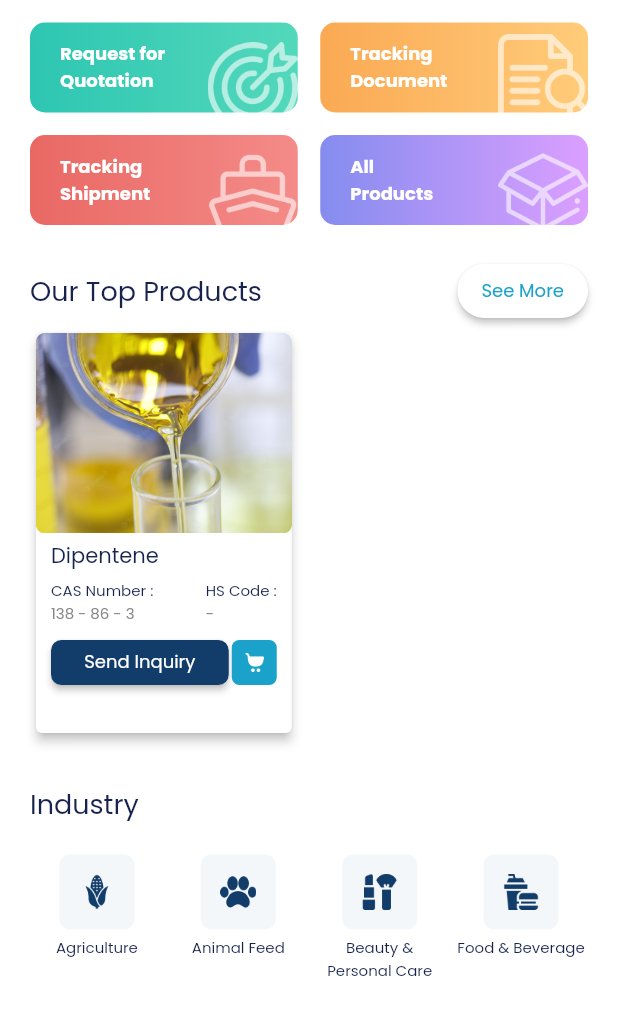
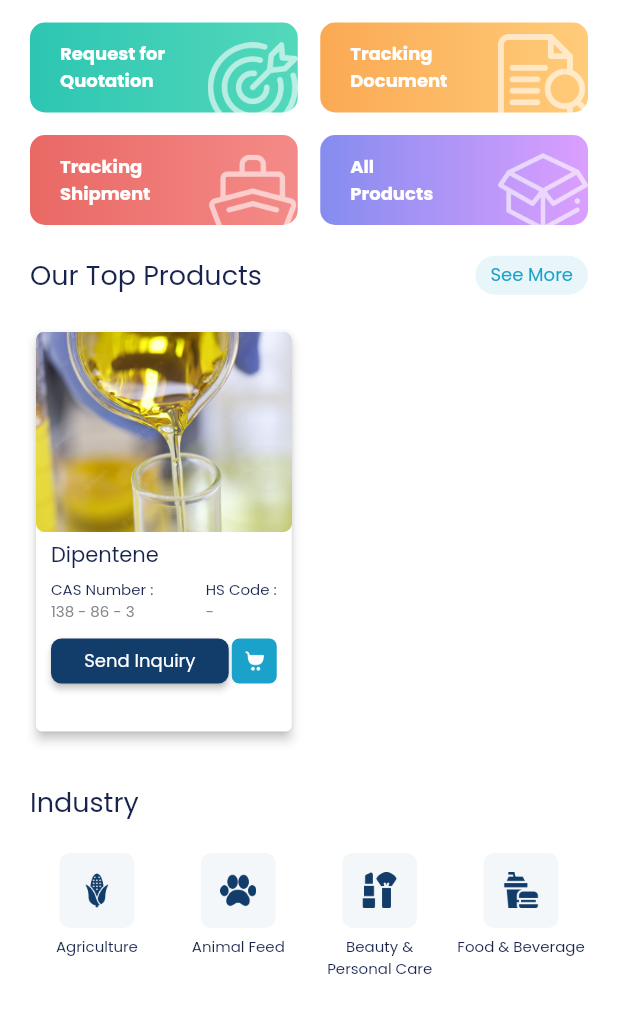
Before and after one commit to dimaspradipta19/mytradeasia, a Flutter app: the HomeScreen screen opened directly, on a phone screen of 412 x 824 dp, the part 225-1236 px from its top. Run offline on Flutter 3.47's test engine with Material 2 defaults, Android fonts, the phone set to English and light mode, and no system bars; our stand-ins replace cloud_firestore, dotted_line, firebase_auth, firebase_core, getwidget, shimmer and 2 more; accounts and stored records are empty.

Commit message:
update minor design

```diff
--- a/lib/view/menu/history/tracking_shipment/tracking_shipment_detail_screen.dart
+++ b/lib/view/menu/history/tracking_shipment/tracking_shipment_detail_screen.dart
@@ -1,5 +1,5 @@
 import 'package:flutter/material.dart';
-import 'package:mytradeasia/view/menu/history/tracking_shipment/detailed_products_screen.dart';
+import 'package:mytradeasia/view/menu/history/tracking_shipment/detailed_shipment_products_screen.dart';
 
 import '../../../../utils/theme.dart';
 
@@ -133,7 +133,7 @@ class TrackingShipmentDetailScreen extends StatelessWidget {
                     onTap: () {
                       Navigator.push(context, MaterialPageRoute(
                         builder: (context) {
-                          return const DetailedProductsScreen();
+                          return const DetailedShipmentProductsScreen();
                         },
                       ));
                     },
--- a/lib/view/menu/home/home_screen.dart
+++ b/lib/view/menu/home/home_screen.dart
@@ -414,37 +414,38 @@ class _HomeScreenState extends State<HomeScreen> {
 
                     // OUR TOP PRODUCT Section
                     Row(
+                      mainAxisAlignment: MainAxisAlignment.spaceBetween,
                       children: [
                         const Text("Our Top Products", style: text18),
-                        const Spacer(),
-                        ElevatedButton(
-                          style: ButtonStyle(
-                            backgroundColor:
-                                MaterialStateProperty.all<Color>(whiteColor),
-                            shape: MaterialStateProperty.all<
-                                RoundedRectangleBorder>(
-                              RoundedRectangleBorder(
-                                borderRadius: BorderRadius.circular(100.0),
+                        Container(
+                          decoration: BoxDecoration(
+                            color: secondaryColor5,
+                            borderRadius: BorderRadius.circular(size20px * 5),
                           ),
-                            ),
-                          ),
-                          onPressed: () {
+                          child: InkWell(
+                            onTap: () {
                               Navigator.push(context, MaterialPageRoute(
                                 builder: (context) {
                                   return const TopProductsScreen();
                                 },
                               ));
                             },
+                            child: Padding(
+                              padding: const EdgeInsets.symmetric(
+                                  horizontal: size20px / 2,
+                                  vertical: size20px / 5),
                               child: Text(
                                 "See More",
                                 style: text12.copyWith(color: secondaryColor1),
+                              ),
+                            ),
                           ),
                         ),
                       ],
                     ),
                     // GRID TOP PRODUCT
                     Padding(
-                      padding: const EdgeInsets.only(bottom: 10.0),
+                      padding: const EdgeInsets.only(bottom: size20px/2, top: size20px ),
                       child: GridView.builder(
                         gridDelegate:
                             const SliverGridDelegateWithFixedCrossAxisCount(
@@ -665,7 +666,7 @@ class _HomeScreenState extends State<HomeScreen> {
                     ),
                     // Grid Last Seen Section
                     Padding(
-                      padding: const EdgeInsets.only(bottom: 10.0),
+                      padding: const EdgeInsets.only(bottom: size20px),
                       child: GridView.builder(
                         gridDelegate:
                             const SliverGridDelegateWithFixedCrossAxisCount(
@@ -738,21 +739,28 @@ class _HomeScreenState extends State<HomeScreen> {
 
                     // Button See More
                     Center(
-                      child: ElevatedButton(
-                        style: ButtonStyle(
-                          backgroundColor:
-                              MaterialStateProperty.all<Color>(whiteColor),
-                          shape:
-                              MaterialStateProperty.all<RoundedRectangleBorder>(
-                            RoundedRectangleBorder(
-                              borderRadius: BorderRadius.circular(100.0),
+                      child: Container(
+                            decoration: BoxDecoration(
+                              color: secondaryColor5,
+                              borderRadius: BorderRadius.circular(size20px * 5),
                             ),
-                          ),
-                        ),
-                        onPressed: () {},
+                            child: InkWell(
+                              onTap: () {
+                                Navigator.push(context, MaterialPageRoute(
+                                  builder: (context) {
+                                    return const TopProductsScreen();
+                                  },
+                                ));
+                              },
+                              child: Padding(
+                                padding: const EdgeInsets.symmetric(
+                                    horizontal: size20px / 2,
+                                    vertical: size20px / 5),
                                 child: Text(
                                   "See More",
                                   style: text12.copyWith(color: secondaryColor1),
+                                ),
+                              ),
                             ),
                           ),
                     ),
--- a/lib/view/menu/mytradeasia/submenu/faq/faq_screen.dart
+++ b/lib/view/menu/mytradeasia/submenu/faq/faq_screen.dart
@@ -58,7 +58,9 @@ class FaqScreen extends StatelessWidget {
           physics: const BouncingScrollPhysics(),
           itemBuilder: (context, index) => Column(
             children: [
-              GFAccordion(
+              Padding(
+                padding: const EdgeInsets.only(bottom: size20px / 2),
+                child: GFAccordion(
                   margin: EdgeInsets.zero,
                   titleChild: Padding(
                     padding: const EdgeInsets.symmetric(horizontal: size20px),
@@ -83,7 +85,7 @@ class FaqScreen extends StatelessWidget {
                   ),
                   expandedTitleBackgroundColor: whiteColor,
                 ),
-              Container(color: greyColor4, height: size20px / 2)
+              ),
             ],
           ),
         ));
```
Also changed, not shown: lib/view/menu/history/tracking_shipment/detailed_shipment_products_screen.dart (renamed from lib/view/menu/history/tracking_shipment/detailed_products_screen.dart, +6 -8 lines), lib/view/menu/mytradeasia/mytradeasia_screen.dart (+7 -5 lines). Lines whose indentation alone changed are shown as unchanged.
